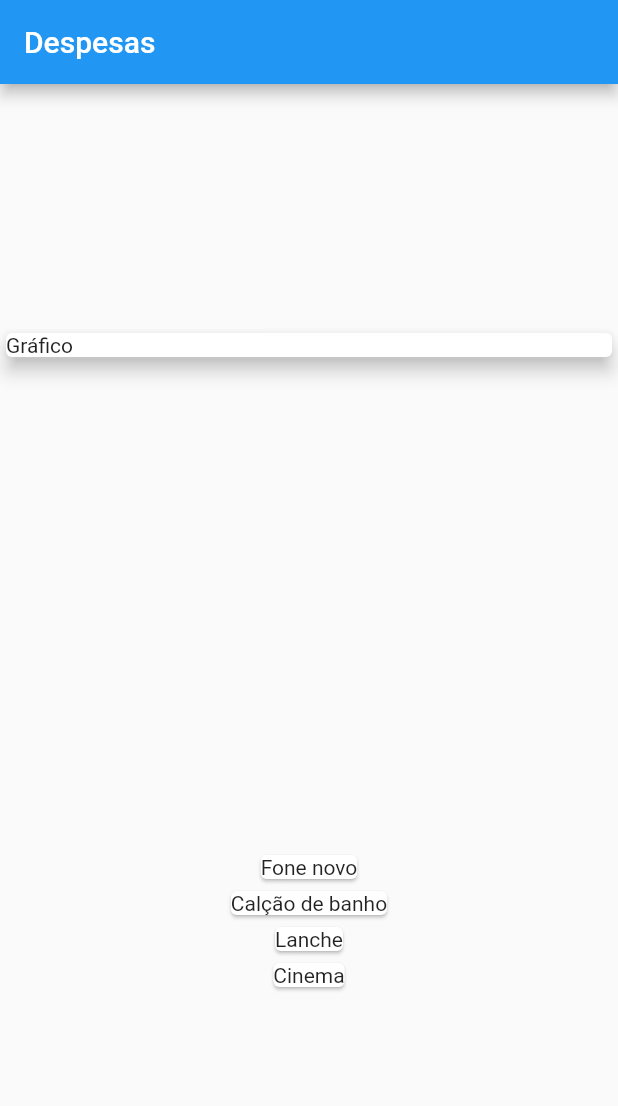
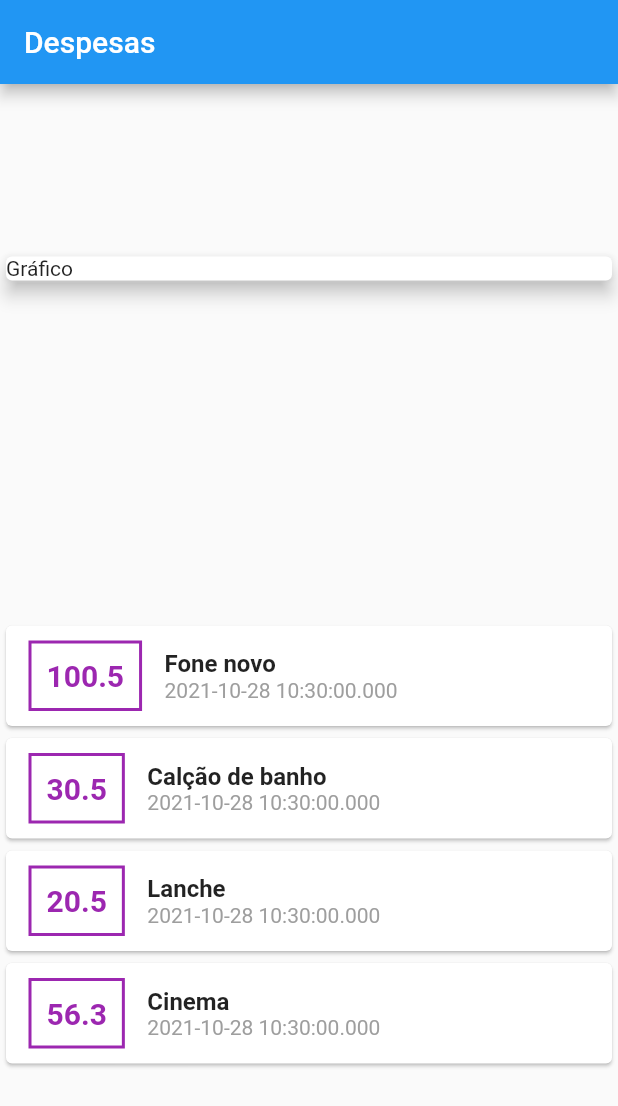
Before and after one commit to LeSales/expenses, a Flutter app: the screen it shows after launch, on a phone screen of 412 x 824 dp. Shown: the top 1106 px of the screen. Run offline on Flutter 3.47's test engine with Material 2 defaults, Android fonts, the phone set to English and light mode, and no system bars.

Commit message:
att expenses card

```diff
--- a/lib/screens/home/home_screen.dart
+++ b/lib/screens/home/home_screen.dart
@@ -1,5 +1,7 @@
 import 'package:expenses/models/transactions.dart';
+import 'package:flutter/cupertino.dart';
 import 'package:flutter/material.dart';
+import 'package:flutter/painting.dart';
 
 class HomePage extends StatelessWidget {
   const HomePage({Key? key}) : super(key: key);
@@ -47,8 +49,40 @@ class HomePage extends StatelessWidget {
           Column(
             children: _transactions.map((tr) {
               return Card(
-                child: Text(tr.title),
-              );
+                  child: Row(
+                children: [
+                  Container(
+                    margin: const EdgeInsets.symmetric(
+                        horizontal: 15, vertical: 10),
+                    decoration: BoxDecoration(
+                        border: Border.all(color: Colors.purple, width: 2)),
+                    padding: const EdgeInsets.all(10),
+                    child: Text(
+                      tr.value.toString(),
+                      style: const TextStyle(
+                        fontWeight: FontWeight.bold,
+                        fontSize: 20,
+                        color: Colors.purple,
+                      ),
+                    ),
+                  ),
+                  Column(
+                    crossAxisAlignment: CrossAxisAlignment.start,
+                    children: [
+                      Text(
+                        tr.title,
+                        textAlign: TextAlign.start,
+                        style: const TextStyle(
+                            fontSize: 16, fontWeight: FontWeight.bold),
+                      ),
+                      Text(
+                        tr.date.toString(),
+                        style: const TextStyle(color: Colors.grey),
+                      )
+                    ],
+                  )
+                ],
+              ));
             }).toList(),
           )
         ],
```
